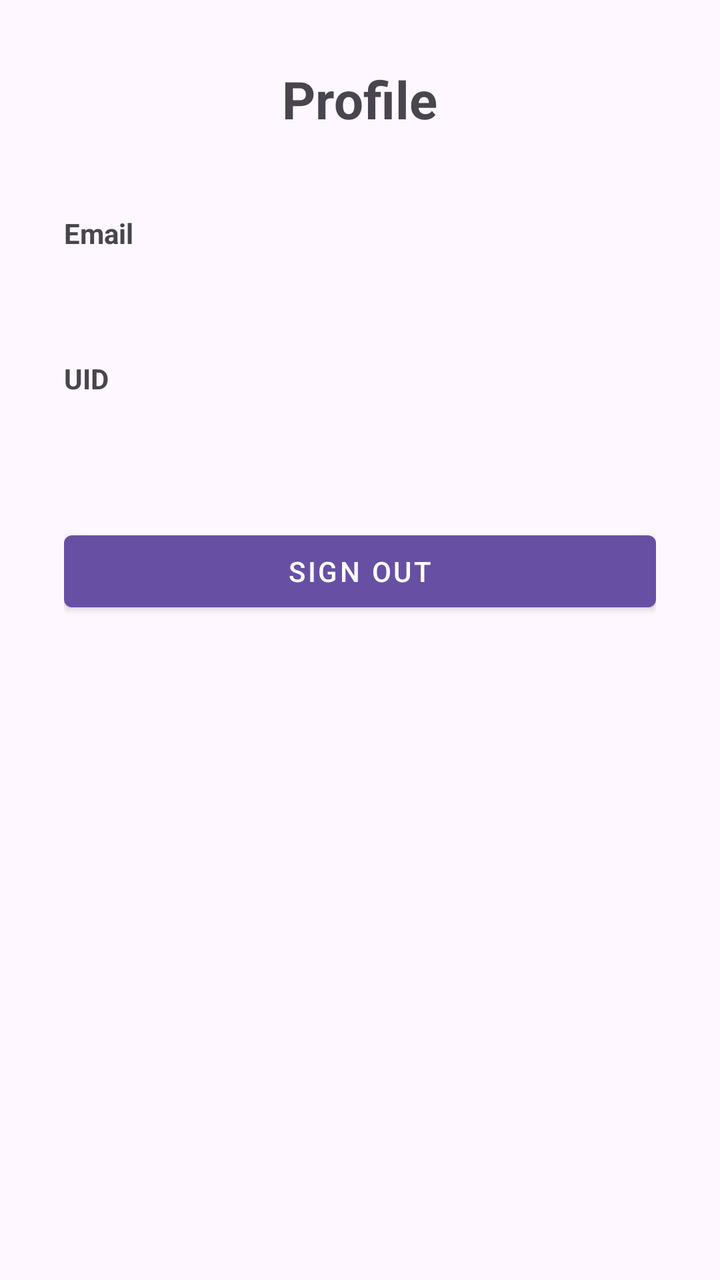
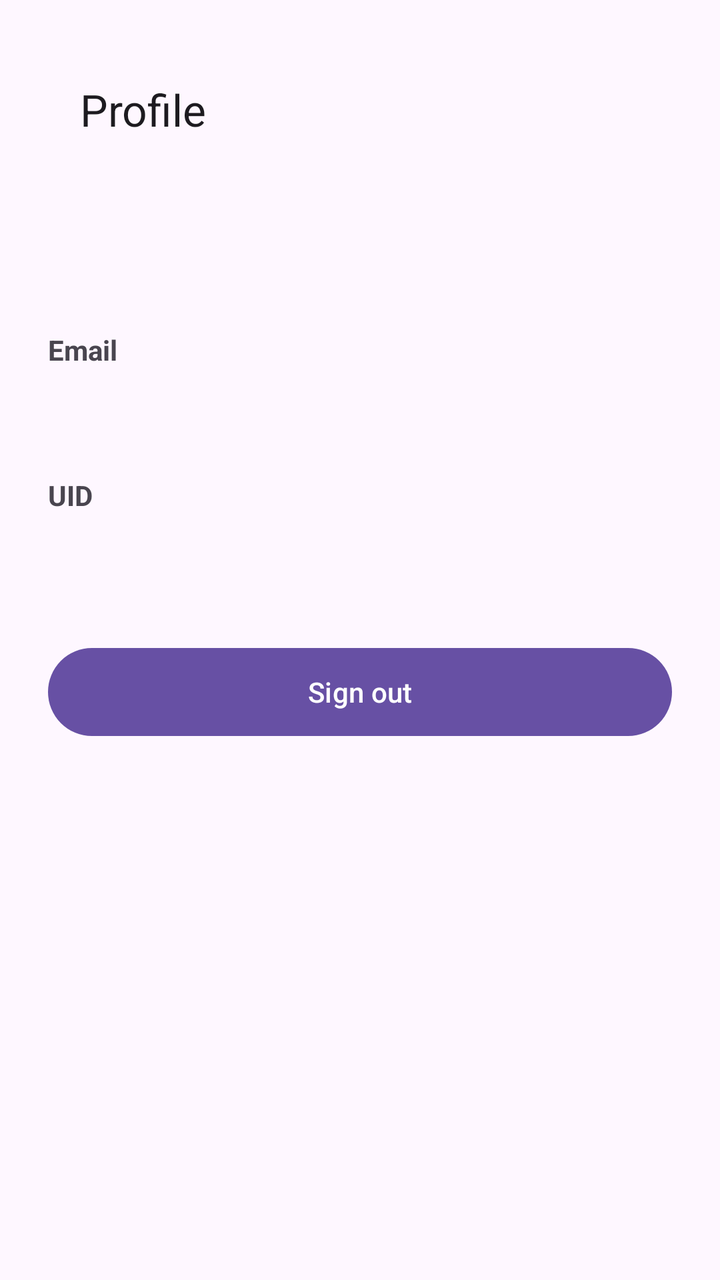

Two renders of the same Android screen: before a commit and after it. Below are the layout's source before the change and the commit's diff.
<!-- AndroidManifest.xml: application theme Theme.SmartStudyTimer -->
<!-- res/layout/fragment_profile.xml -->
<?xml version="1.0" encoding="utf-8"?>
<LinearLayout xmlns:android="http://schemas.android.com/apk/res/android"
    android:layout_width="match_parent"
    android:layout_height="match_parent"
    android:gravity="center_horizontal"
    android:orientation="vertical"
    android:padding="32dp">

    <TextView
        android:layout_width="wrap_content"
        android:layout_height="wrap_content"
        android:text="@string/profile_title"
        android:textSize="26sp"
        android:textStyle="bold" />

    <TextView
        android:id="@+id/profileEmailLabel"
        android:layout_width="match_parent"
        android:layout_height="wrap_content"
        android:layout_marginTop="40dp"
        android:text="@string/profile_email_label"
        android:textStyle="bold" />

    <TextView
        android:id="@+id/profileEmailText"
        android:layout_width="match_parent"
        android:layout_height="wrap_content"
        android:layout_marginTop="8dp"
        android:textSize="16sp" />

    <TextView
        android:id="@+id/profileUidLabel"
        android:layout_width="match_parent"
        android:layout_height="wrap_content"
        android:layout_marginTop="24dp"
        android:text="@string/profile_uid_label"
        android:textStyle="bold" />

    <TextView
        android:id="@+id/profileUidText"
        android:layout_width="match_parent"
        android:layout_height="wrap_content"
        android:layout_marginTop="8dp"
        android:textSize="14sp" />

    <com.google.android.material.button.MaterialButton
        android:id="@+id/signOutButton"
        style="@style/Widget.MaterialComponents.Button"
        android:layout_width="match_parent"
        android:layout_height="wrap_content"
        android:layout_marginTop="36dp"
        android:text="@string/sign_out" />

</LinearLayout>
<!-- resources referenced by this layout -->
<resources>
  <string name="profile_email_label">Email</string>
  <string name="profile_title">Profile</string>
  <string name="profile_uid_label">UID</string>
  <string name="sign_out">Sign out</string>
  <style name="Theme.SmartStudyTimer" parent="Theme.Material3.DayNight.NoActionBar">
          <item name="android:statusBarColor">@android:color/transparent</item>
          <item name="android:windowLightStatusBar">true</item>
      </style>
</resources>

<!-- the commit's change to res/layout/fragment_profile.xml (unified diff, before → after) -->
@@ -1,54 +1,64 @@
 <?xml version="1.0" encoding="utf-8"?>
 <LinearLayout xmlns:android="http://schemas.android.com/apk/res/android"
+    xmlns:app="http://schemas.android.com/apk/res-auto"
     android:layout_width="match_parent"
     android:layout_height="match_parent"
-    android:gravity="center_horizontal"
-    android:orientation="vertical"
-    android:padding="32dp">
+    android:orientation="vertical">
 
-    <TextView
-        android:layout_width="wrap_content"
-        android:layout_height="wrap_content"
-        android:text="@string/profile_title"
-        android:textSize="26sp"
-        android:textStyle="bold" />
-
-    <TextView
-        android:id="@+id/profileEmailLabel"
+    
+    <com.google.android.material.appbar.MaterialToolbar
+        android:id="@+id/topAppBar"
         android:layout_width="match_parent"
         android:layout_height="wrap_content"
-        android:layout_marginTop="40dp"
-        android:text="@string/profile_email_label"
-        android:textStyle="bold" />
+        android:padding="36dp"
+        app:title="Profile" />
 
-    <TextView
-        android:id="@+id/profileEmailText"
+    <LinearLayout
         android:layout_width="match_parent"
-        android:layout_height="wrap_content"
-        android:layout_marginTop="8dp"
-        android:textSize="16sp" />
+        android:layout_height="0dp"
+        android:layout_weight="1"
+        android:gravity="top"
+        android:padding="24dp"
+        android:orientation="vertical">
 
-    <TextView
-        android:id="@+id/profileUidLabel"
-        android:layout_width="match_parent"
-        android:layout_height="wrap_content"
-        android:layout_marginTop="24dp"
-        android:text="@string/profile_uid_label"
-        android:textStyle="bold" />
+        <TextView
+            android:id="@+id/profileEmailLabel"
+            android:layout_width="match_parent"
+            android:layout_height="wrap_content"
+            android:layout_marginTop="40dp"
+            android:text="@string/profile_email_label"
+            android:textStyle="bold" />
 
-    <TextView
-        android:id="@+id/profileUidText"
-        android:layout_width="match_parent"
-        android:layout_height="wrap_content"
-        android:layout_marginTop="8dp"
-        android:textSize="14sp" />
+        <TextView
+            android:id="@+id/profileEmailText"
+            android:layout_width="match_parent"
+            android:layout_height="wrap_content"
+            android:layout_marginTop="8dp"
+            android:textSize="16sp" />
 
-    <com.google.android.material.button.MaterialButton
-        android:id="@+id/signOutButton"
-        style="@style/Widget.MaterialComponents.Button"
-        android:layout_width="match_parent"
-        android:layout_height="wrap_content"
-        android:layout_marginTop="36dp"
-        android:text="@string/sign_out" />
+        <TextView
+            android:id="@+id/profileUidLabel"
+            android:layout_width="match_parent"
+            android:layout_height="wrap_content"
+            android:layout_marginTop="24dp"
+            android:text="@string/profile_uid_label"
+            android:textStyle="bold" />
+
+        <TextView
+            android:id="@+id/profileUidText"
+            android:layout_width="match_parent"
+            android:layout_height="wrap_content"
+            android:layout_marginTop="8dp"
+            android:textSize="14sp" />
+
+        <Button
+            android:id="@+id/signOutButton"
+            style="@style/Widget.Material3.Button"
+            android:layout_width="match_parent"
+            android:layout_height="52dp"
+            android:layout_marginTop="36dp"
+            android:text="@string/sign_out" />
+
+    </LinearLayout>
 
 </LinearLayout>
<!-- resource entries referenced after the edit -->
@@ -1,7 +1,6 @@
 <!-- resources referenced by this layout -->
 <resources>
   <string name="profile_email_label">Email</string>
-  <string name="profile_title">Profile</string>
   <string name="profile_uid_label">UID</string>
   <string name="sign_out">Sign out</string>
   <style name="Theme.SmartStudyTimer" parent="Theme.Material3.DayNight.NoActionBar">
